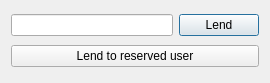
Before: the Qt Designer form uiQt/lenddialog.ui in osmank3/bilge-katalog-old, drawn with Qt 5.
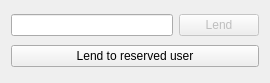
After: the same form once the commit is applied.

The edit to the form file:
```diff
--- a/uiQt/lenddialog.ui
+++ b/uiQt/lenddialog.ui
@@ -19,6 +19,9 @@
    </item>
    <item row="0" column="1">
     <widget class="QPushButton" name="lendButton">
+     <property name="enabled">
+      <bool>false</bool>
+     </property>
      <property name="text">
       <string>Lend</string>
      </property>
```
Left out of the diff: 19 changed lines with no effect on the pictures.
